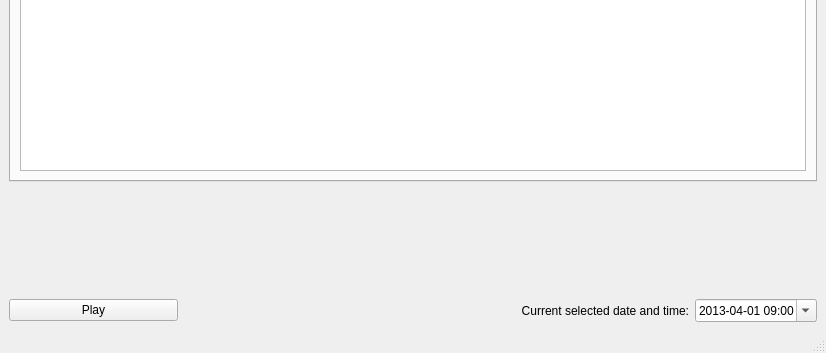
advancedrendering/project, file ExtraBees2/src/gui/gui.ui: the form before one commit; both pictures show x 0 to 826 and y 247 to 600 of the 826 by 600 pixel window.
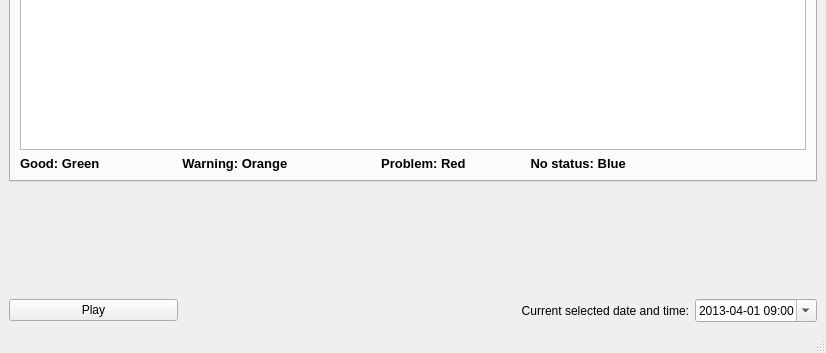
The form after the commit. Custom widgets are drawn as their Qt base class.

The edit to the form file:
```diff
--- a/ExtraBees2/src/gui/gui.ui
+++ b/ExtraBees2/src/gui/gui.ui
@@ -98,6 +98,21 @@
           </property>
          </widget>
         </item>
+        <item>
+         <widget class="QLabel" name="label_2">
+          <property name="font">
+           <font>
+            <family>Arial</family>
+            <pointsize>10</pointsize>
+            <weight>75</weight>
+            <bold>true</bold>
+           </font>
+          </property>
+          <property name="text">
+           <string>Good: Green                       Warning: Orange                          Problem: Red                  No status: Blue</string>
+          </property>
+         </widget>
+        </item>
        </layout>
       </widget>
      </widget>
```
